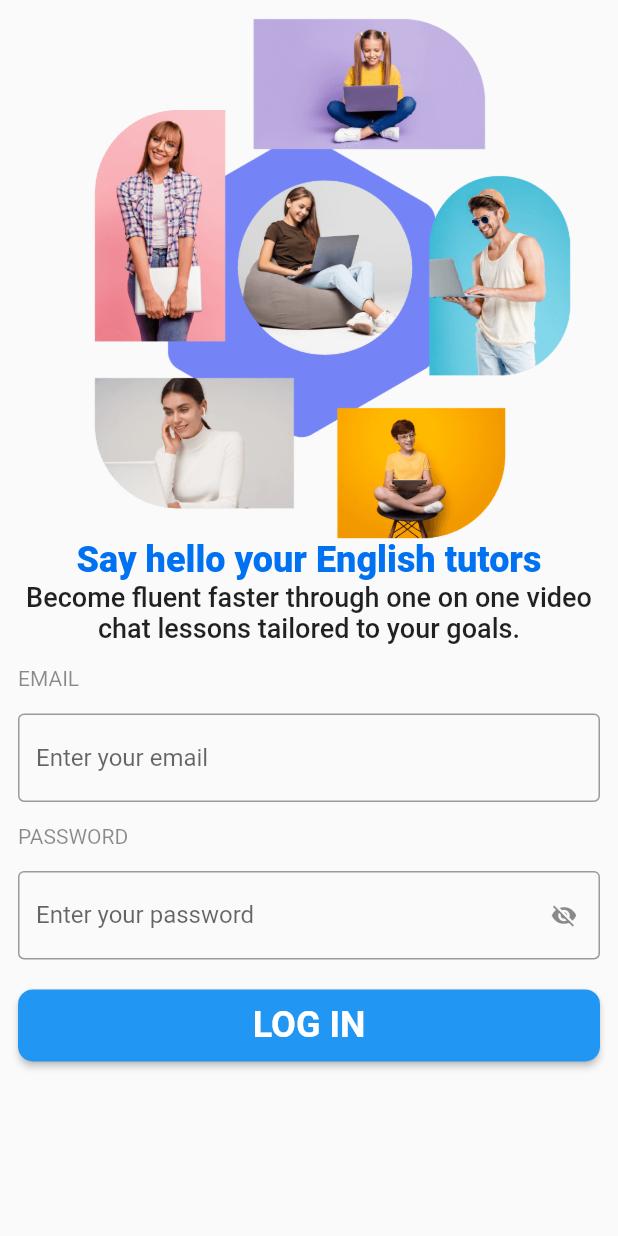
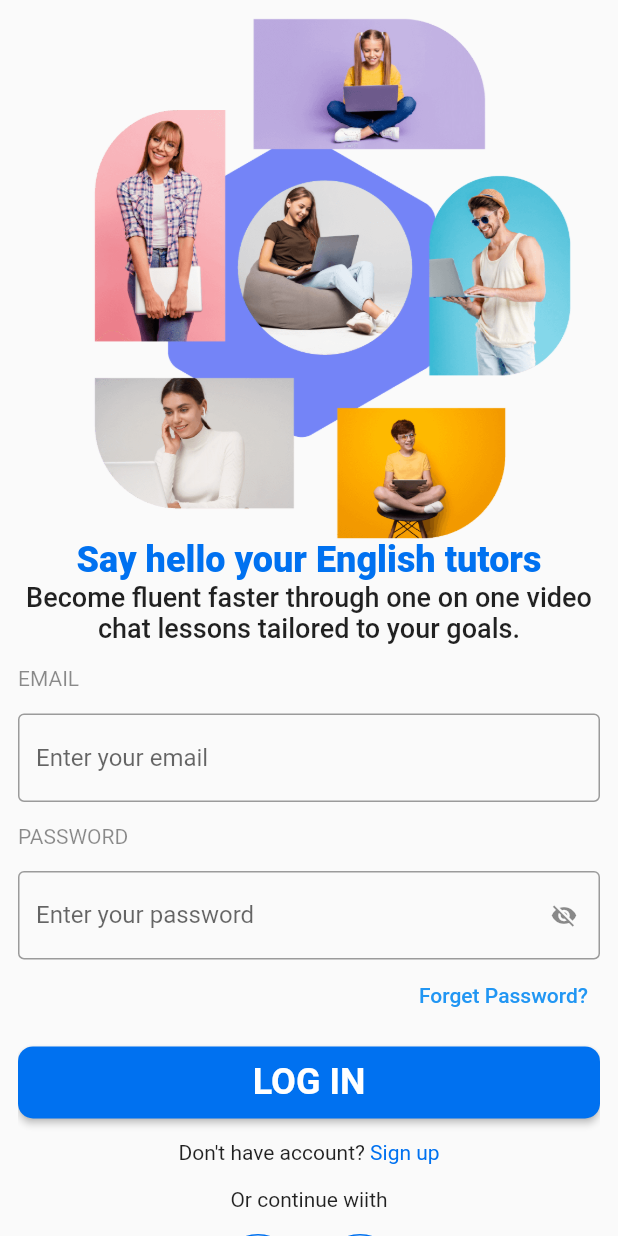
Before and after one commit to phamduygit/lettutor-app, a Flutter app: the screen it shows after launch, on a phone screen of 412 x 824 dp. Run offline on Flutter 3.47's test engine with Material 2 defaults, Android fonts, the phone set to English and light mode, and no system bars; our stand-ins replace flutter_svg.

Commit message:
conplete login screen

```diff
--- /dev/null
+++ b/lib/screens/Auth/Components/border_icon_button.dart
@@ -0,0 +1,32 @@
+import 'package:flutter/material.dart';
+import 'package:flutter_svg/flutter_svg.dart';
+import 'package:lettutor_app/contants.dart';
+
+class BorderIconButton extends StatelessWidget {
+  const BorderIconButton({
+    Key? key,
+    required this.iconName,
+  }) : super(key: key);
+  final String iconName;
+
+  @override
+  Widget build(BuildContext context) {
+    return InkWell(
+      child: Container(
+        padding: const EdgeInsets.all(5),
+        decoration: BoxDecoration(
+          borderRadius: BorderRadius.circular(100),
+          border: Border.all(
+            width: 1,
+            color: mainColor,
+          ),
+        ),
+        child: SvgPicture.asset(
+          iconName,
+          width: 36,
+          height: 36,
+        ),
+      ),
+    );
+  }
+}
--- /dev/null
+++ b/lib/screens/Auth/Components/default_button.dart
@@ -0,0 +1,40 @@
+import 'package:flutter/material.dart';
+import 'package:lettutor_app/contants.dart';
+
+class DefaultButton extends StatelessWidget {
+  const DefaultButton({
+    Key? key,
+    required this.content,
+    required this.press,
+  }) : super(key: key);
+  final String content;
+  final Function press;
+  @override
+  Widget build(BuildContext context) {
+    return ElevatedButton(
+      onPressed: () {
+        press;
+      },
+      style: ElevatedButton.styleFrom(
+        padding: const EdgeInsets.all(10),
+        shape: RoundedRectangleBorder(
+          borderRadius: BorderRadius.circular(10),
+        ),
+        primary: mainColor,
+      ),
+      child: Row(
+        children: [
+          const Spacer(),
+          Text(
+            content,
+            style: const TextStyle(
+              fontWeight: FontWeight.bold,
+              fontSize: 24.0,
+            ),
+          ),
+          const Spacer(),
+        ],
+      ),
+    );
+  }
+}
--- a/lib/screens/Auth/Components/form_field.dart
+++ b/lib/screens/Auth/Components/form_field.dart
@@ -1,4 +1,5 @@
 import 'package:flutter/material.dart';
+import 'default_button.dart';
 import 'secure_text_field.dart';
 
 class MyFormField extends StatefulWidget {
@@ -11,6 +12,11 @@ class MyFormField extends StatefulWidget {
 class _MyFormFieldState extends State<MyFormField> {
   final _text = TextEditingController();
   bool _validate = false;
+  void isClickLogin() {
+    setState(() {
+      _text.text.isEmpty ? _validate = true : _validate = false;
+    });
+  }
 
   @override
   void dispose() {
@@ -54,30 +60,19 @@ class _MyFormFieldState extends State<MyFormField> {
         ),
         const SizedBox(height: 15),
         const SecureTextField(),
-        const SizedBox(height: 20),
-        ElevatedButton(
-          onPressed: () {
-            setState(() {
-              _text.text.isEmpty ? _validate = true : _validate = false;
-            });
-          },
-          style: ElevatedButton.styleFrom(
-            padding: const EdgeInsets.all(10),
-            shape: RoundedRectangleBorder(borderRadius: BorderRadius.circular(10))
-          ),
-          child: Row(
-            children: const [
-              Spacer(),
-              Text(
-                "LOG IN",
-                style: TextStyle(
-                  fontWeight: FontWeight.bold,
-                  fontSize: 24.0,
-                ),
-              ),
-              Spacer(),
-            ],
-          ),
+        Row(
+          mainAxisAlignment: MainAxisAlignment.end,
+          children: [
+            TextButton(
+              child: const Text("Forget Password?"),
+              onPressed: () {},
+            )
+          ],
+        ),
+        const SizedBox(height: 10),
+        DefaultButton(
+          content: 'LOG IN',
+          press: isClickLogin,
         ),
       ],
     );
--- a/lib/screens/Auth/login_screen.dart
+++ b/lib/screens/Auth/login_screen.dart
@@ -1,6 +1,9 @@
 import 'package:flutter/material.dart';
+import 'package:flutter_svg/svg.dart';
 import 'package:lettutor_app/contants.dart';
 import 'package:lettutor_app/screens/Auth/Components/form_field.dart';
+
+import 'Components/border_icon_button.dart';
 
 class LoginScreen extends StatelessWidget {
   const LoginScreen({Key? key}) : super(key: key);
@@ -19,9 +22,10 @@ class LoginScreen extends StatelessWidget {
                 const Text(
                   "Say hello your English tutors",
                   style: TextStyle(
-                      color: mainColor,
-                      fontSize: 24,
-                      fontWeight: FontWeight.w800),
+                    color: mainColor,
+                    fontSize: 24,
+                    fontWeight: FontWeight.w800,
+                  ),
                   textAlign: TextAlign.center,
                 ),
                 const Text(
@@ -31,6 +35,31 @@ class LoginScreen extends StatelessWidget {
                 ),
                 const SizedBox(height: 15),
                 const MyFormField(),
+                const SizedBox(height: 15),
+                Row(
+                  mainAxisAlignment: MainAxisAlignment.center,
+                  children: [
+                    const Text("Don't have account? "),
+                    InkWell(
+                      child: const Text(
+                        "Sign up",
+                        style: TextStyle(color: mainColor),
+                      ),
+                      onTap: () {},
+                    )
+                  ],
+                ),
+                const SizedBox(height: 15),
+                const Text("Or continue wiith"),
+                const SizedBox(height: 15),
+                Row(
+                  mainAxisAlignment: MainAxisAlignment.center,
+                  children: const [
+                    BorderIconButton(iconName: "assets/images/icons8-google.svg"),
+                    SizedBox(width: 20,),
+                    BorderIconButton(iconName: "assets/images/icons8-facebook.svg"),
+                  ],
+                ),
               ],
             ),
           ),
```
Also changed, not shown: assets/images/icons8-facebook.svg (added), assets/images/icons8-google.svg (added).
